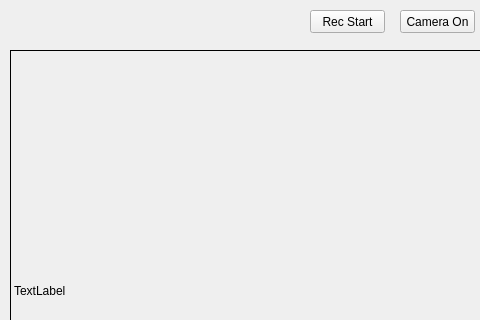
This is interface/test10.ui in Pieces98/PyQt5_Practice as Qt 5 draws it before an edit; both pictures show x 0 to 480 and y 0 to 320 of the 577 by 576 pixel window. The edited form follows.
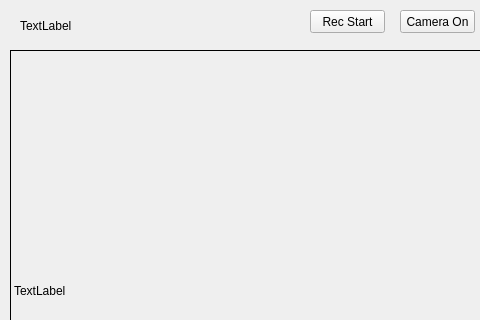
This is the edited form.

Commit message: load webcam and recording

```diff
--- a/interface/test10.ui
+++ b/interface/test10.ui
@@ -69,6 +69,19 @@
      <string>Rec Start</string>
     </property>
    </widget>
+   <widget class="QLabel" name="debugLabel">
+    <property name="geometry">
+     <rect>
+      <x>20</x>
+      <y>20</y>
+      <width>56</width>
+      <height>12</height>
+     </rect>
+    </property>
+    <property name="text">
+     <string>TextLabel</string>
+    </property>
+   </widget>
   </widget>
   <widget class="QMenuBar" name="menubar">
    <property name="geometry">
```
Left out of the diff: 2 changed lines with no effect on the pictures. The commit also changes 2 other files.
